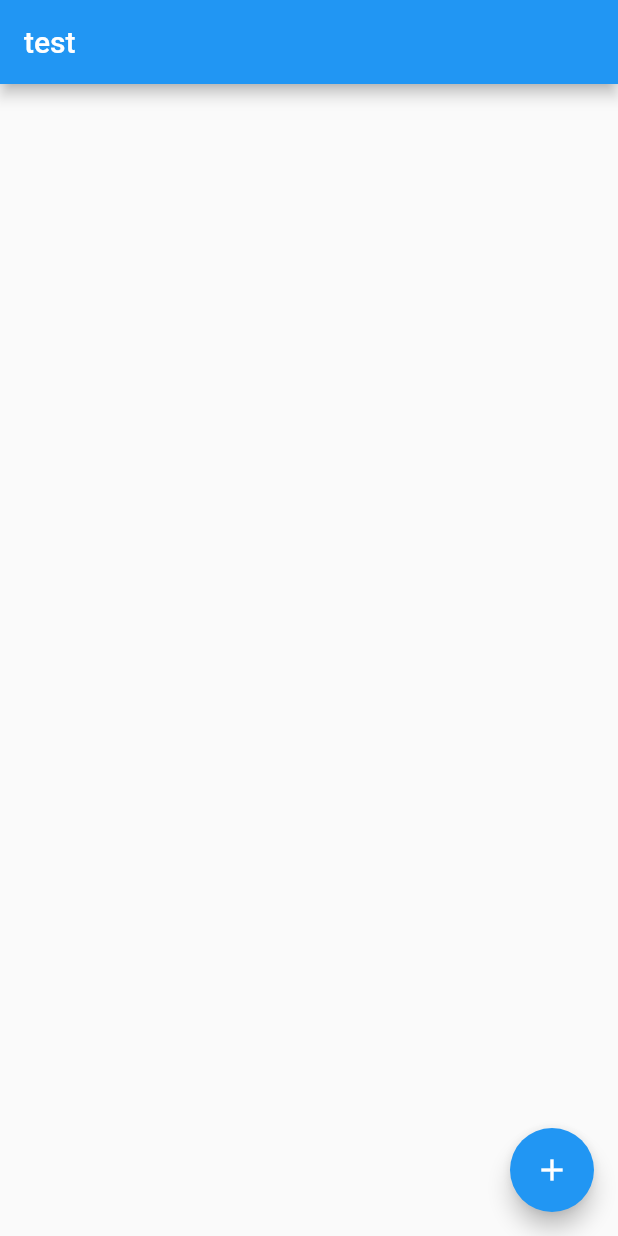
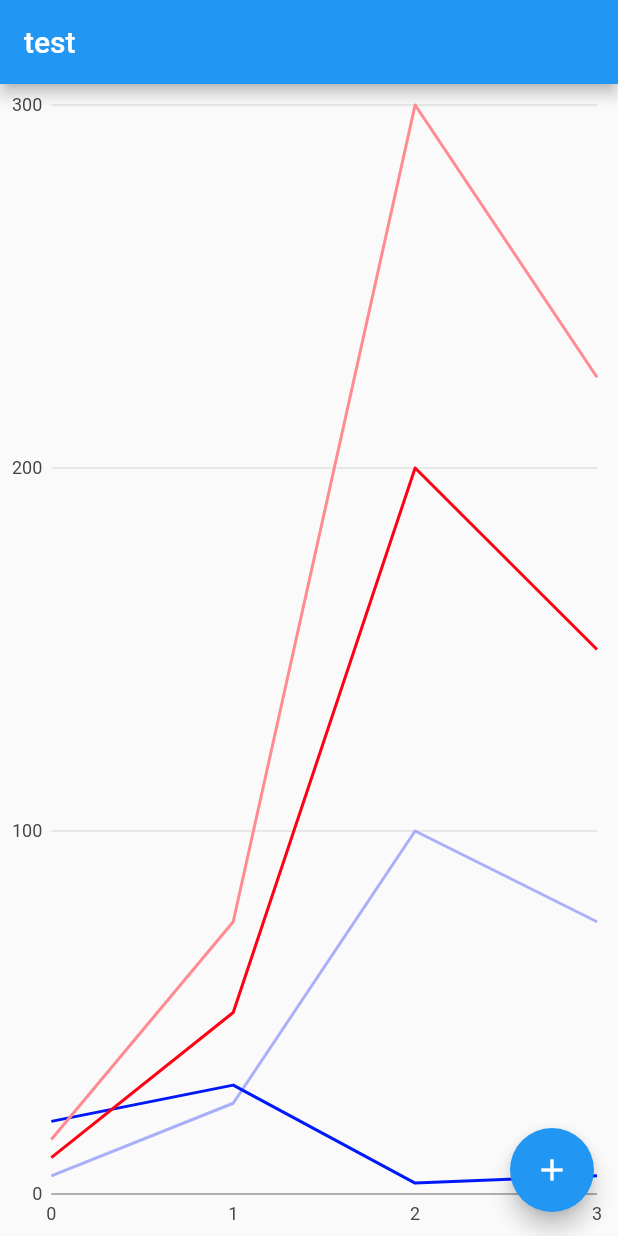
Before and after one commit to kenthinson/OpenOcto, a Flutter app: the screen it shows after launch, on a phone screen of 412 x 824 dp. Run offline on Flutter 3.47's test engine with Material 2 defaults, Android fonts, the phone set to English and light mode, and no system bars; our stand-ins replace charts_flutter.

Commit message:
added chart library create basic fake data chart

```diff
--- /dev/null
+++ b/lib/TempChart.dart
@@ -0,0 +1,94 @@
+/// Example of a simple line chart.
+import 'package:charts_flutter/flutter.dart' as charts;
+import 'package:flutter/material.dart';
+
+class SimpleLineChart extends StatelessWidget {
+  final List<charts.Series> seriesList;
+  final bool animate;
+
+  SimpleLineChart(this.seriesList, {this.animate});
+
+  /// Creates a [LineChart] with sample data and no transition.
+  factory SimpleLineChart.withSampleData() {
+    return new SimpleLineChart(
+      _createSampleData(),
+      // Disable animations for image tests.
+      animate: false,
+    );
+  }
+
+
+  @override
+  Widget build(BuildContext context) {
+    return new charts.LineChart(seriesList, animate: animate);
+  }
+
+  /// Create one series with sample hard coded data.
+  static List<charts.Series<LinearSales, int>> _createSampleData() {
+        final fakeBedDataTarget = [
+      new LinearSales(0, 5),
+      new LinearSales(1, 25),
+      new LinearSales(2, 100),
+      new LinearSales(3, 75),
+    ];
+
+    var fakeBedDataActual = [
+      new LinearSales(0, 20),
+      new LinearSales(1, 30),
+      new LinearSales(2, 3),
+      new LinearSales(3, 5),
+    ];
+    var fakeHotendDataActual = [
+      new LinearSales(0, 10),
+      new LinearSales(1, 50),
+      new LinearSales(2, 200),
+      new LinearSales(3, 150),
+    ];
+
+    var fakeHotendDataTarget = [
+      new LinearSales(0, 15),
+      new LinearSales(1, 75),
+      new LinearSales(2, 300),
+      new LinearSales(3, 225),
+    ];
+
+return [
+      new charts.Series<LinearSales, int>(
+        id: 'Desktop',
+        colorFn: (_, __) => charts.Color(r: 135, g: 144, b: 251, a: 180),
+        domainFn: (LinearSales sales, _) => sales.year,
+        measureFn: (LinearSales sales, _) => sales.sales,
+        data: fakeBedDataTarget,
+      ),
+      new charts.Series<LinearSales, int>(
+        id: 'Tablet2',
+        colorFn: (_, __) => charts.Color(r: 1, g: 25, b: 250, a: 255),
+        domainFn: (LinearSales sales, _) => sales.year,
+        measureFn: (LinearSales sales, _) => sales.sales,
+        data: fakeBedDataActual,
+      ),
+      new charts.Series<LinearSales, int>(
+        id: 'Tablet',
+        colorFn: (_, __) => charts.Color(r: 255, g: 0, b: 20, a: 255),
+        domainFn: (LinearSales sales, _) => sales.year,
+        measureFn: (LinearSales sales, _) => sales.sales,
+        data: fakeHotendDataActual,
+      ),
+      new charts.Series<LinearSales, int>(
+        id: 'Mobile',
+        colorFn: (_, __) => charts.Color(r: 255, g: 139, b: 144, a: 255),
+        domainFn: (LinearSales sales, _) => sales.year,
+        measureFn: (LinearSales sales, _) => sales.sales,
+        data: fakeHotendDataTarget,
+      ),
+    ];
+  }
+}
+
+/// Sample linear data type.
+class LinearSales {
+  final int year;
+  final int sales;
+
+  LinearSales(this.year, this.sales);
+}
--- a/lib/main.dart
+++ b/lib/main.dart
@@ -1,6 +1,7 @@
 import 'dart:convert';
 import 'dart:io';
 import 'package:http/http.dart' as http;
+import 'TempChart.dart';
 import 'printer.dart';
 
 import 'package:flutter/material.dart';
@@ -58,13 +59,7 @@ class _MyHomePageState extends State<MyHomePage> {
       appBar: AppBar(
         title: Text('test'),
       ),
-      body: Center(
-        child: Column(
-          mainAxisAlignment: MainAxisAlignment.center,
-          children: <Widget>[
-          ],
-        ),
-      ),
+      body: Center(child: SimpleLineChart.withSampleData()),
       floatingActionButton: FloatingActionButton(
         onPressed: () {
             print('Getting printer state');
--- a/pubspec.yaml
+++ b/pubspec.yaml
@@ -24,6 +24,7 @@ dependencies:
   # Use with the CupertinoIcons class for iOS style icons.
   cupertino_icons: ^0.1.2
   http: ^0.12.1
+  charts_flutter: ^0.9.0
 
 dev_dependencies:
   flutter_test:
```
Also changed, not shown: pubspec.lock.
